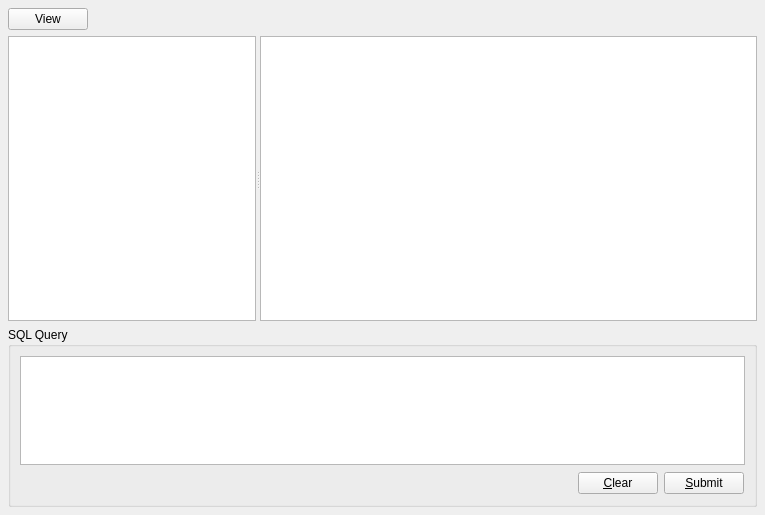
Above: browserWidget.ui from jaegerbomb/oeSql before the change. Below: the same form after it.
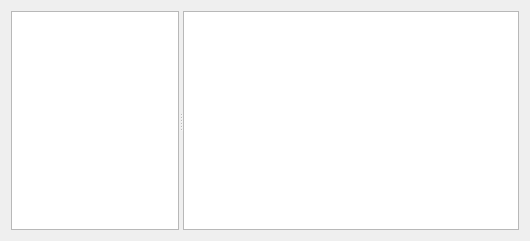
That is the form after the change. Custom widgets are drawn as their Qt base class.

Commit message: Cleaned up a bunch of left-over code. Browser can now open and close multiple databases. Multiple slot views can now be opened. Removed QSqlConnectionDialog and replaced with QFileDialog for more flexibililty.

```diff
--- a/browserWidget.ui
+++ b/browserWidget.ui
@@ -6,53 +6,14 @@
    <rect>
     <x>0</x>
     <y>0</y>
-    <width>765</width>
-    <height>515</height>
+    <width>530</width>
+    <height>241</height>
    </rect>
   </property>
   <property name="windowTitle">
    <string>Qt SQL Browser</string>
   </property>
-  <layout class="QVBoxLayout">
-   <property name="spacing">
-    <number>6</number>
-   </property>
-   <property name="leftMargin">
-    <number>8</number>
-   </property>
-   <property name="topMargin">
-    <number>8</number>
-   </property>
-   <property name="rightMargin">
-    <number>8</number>
-   </property>
-   <property name="bottomMargin">
-    <number>8</number>
-   </property>
-   <item>
-    <layout class="QHBoxLayout" name="horizontalLayout">
-     <item>
-      <widget class="QPushButton" name="viewButton">
-       <property name="text">
-        <string>View</string>
-       </property>
-      </widget>
-     </item>
-     <item>
-      <spacer name="horizontalSpacer_2">
-       <property name="orientation">
-        <enum>Qt::Horizontal</enum>
-       </property>
-       <property name="sizeHint" stdset="0">
-        <size>
-         <width>40</width>
-         <height>20</height>
-        </size>
-       </property>
-      </spacer>
-     </item>
-    </layout>
-   </item>
+  <layout class="QVBoxLayout" name="verticalLayout_2">
    <item>
     <widget class="QSplitter" name="splitter_2">
      <property name="sizePolicy">
@@ -88,110 +49,6 @@
      </widget>
     </widget>
    </item>
-   <item>
-    <widget class="QGroupBox" name="groupBox">
-     <property name="sizePolicy">
-      <sizepolicy hsizetype="Preferred" vsizetype="MinimumExpanding">
-       <horstretch>0</horstretch>
-       <verstretch>0</verstretch>
-      </sizepolicy>
-     </property>
-     <property name="maximumSize">
-      <size>
-       <width>16777215</width>
-       <height>180</height>
-      </size>
-     </property>
-     <property name="title">
-      <string>SQL Query</string>
-     </property>
-     <layout class="QVBoxLayout">
-      <property name="spacing">
-       <number>6</number>
-      </property>
-      <property name="leftMargin">
-       <number>9</number>
-      </property>
-      <property name="topMargin">
-       <number>9</number>
-      </property>
-      <property name="rightMargin">
-       <number>9</number>
-      </property>
-      <property name="bottomMargin">
-       <number>9</number>
-      </property>
-      <item>
-       <widget class="QTextEdit" name="sqlEdit">
-        <property name="sizePolicy">
-         <sizepolicy hsizetype="Expanding" vsizetype="MinimumExpanding">
-          <horstretch>0</horstretch>
-          <verstretch>0</verstretch>
-         </sizepolicy>
-        </property>
-        <property name="minimumSize">
-         <size>
-          <width>0</width>
-          <height>18</height>
-         </size>
-        </property>
-        <property name="baseSize">
-         <size>
-          <width>0</width>
-          <height>120</height>
-         </size>
-        </property>
-       </widget>
-      </item>
-      <item>
-       <layout class="QHBoxLayout">
-        <property name="spacing">
-         <number>6</number>
-        </property>
-        <property name="leftMargin">
-         <number>1</number>
-        </property>
-        <property name="topMargin">
-         <number>1</number>
-        </property>
-        <property name="rightMargin">
-         <number>1</number>
-        </property>
-        <property name="bottomMargin">
-         <number>1</number>
-        </property>
-        <item>
-         <spacer>
-          <property name="orientation">
-           <enum>Qt::Horizontal</enum>
-          </property>
-          <property name="sizeHint" stdset="0">
-           <size>
-            <width>40</width>
-            <height>20</height>
-           </size>
-          </property>
-         </spacer>
-        </item>
-        <item>
-         <widget class="QPushButton" name="clearButton">
-          <property name="text">
-           <string>&amp;Clear</string>
-          </property>
-         </widget>
-        </item>
-        <item>
-         <widget class="QPushButton" name="submitButton">
-          <property name="text">
-           <string>&amp;Submit</string>
-          </property>
-         </widget>
-        </item>
-       </layout>
-      </item>
-     </layout>
-    </widget>
-   </item>
   </layout>
   <action name="insertRowAction">
    <property name="enabled">
```
Left out of the diff: 82 changed lines with no effect on the pictures. The commit also changes 9 other files.
